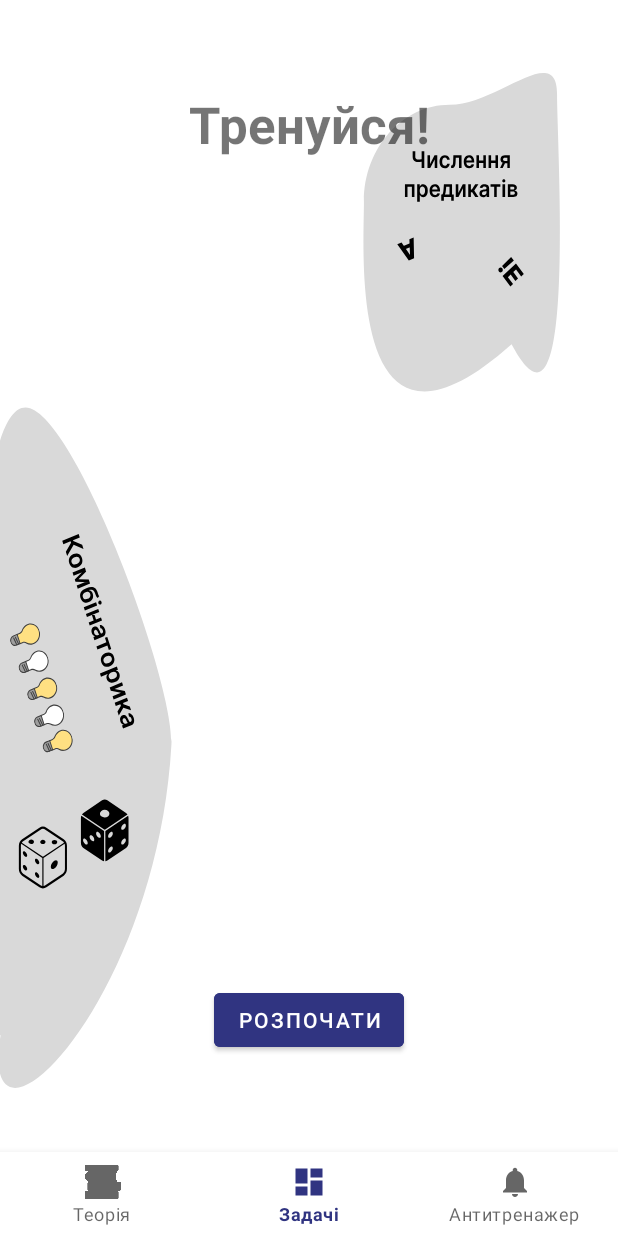
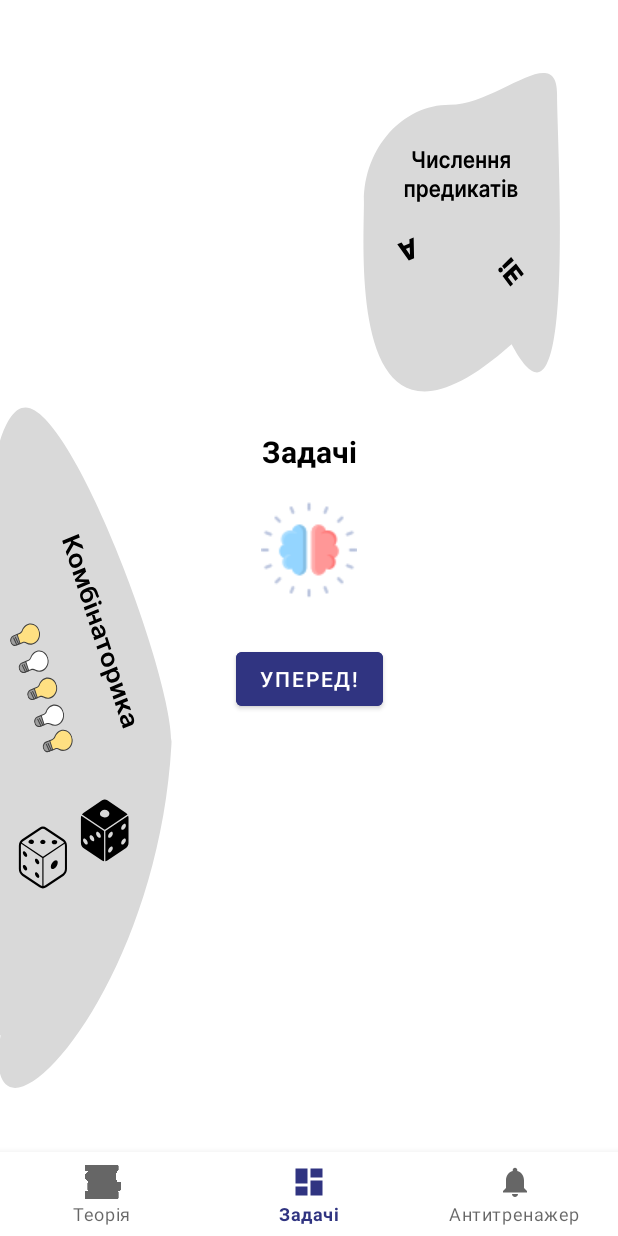
Before and after one commit to Serdiuk-Andrii/DiscMath, an Android app: the StartQuizzesFragment screen opened through its navigation route, on a phone screen of 412 x 824 dp. Run offline under Robolectric (Android 15) with nearby library versions, the phone set to English and light mode, and no system bars; our stand-ins replace navigation-ui.

Commit message:
Improve the design skeleton

```diff
--- a/app/src/main/res/layout/fragment_start_quizzes.xml
+++ b/app/src/main/res/layout/fragment_start_quizzes.xml
@@ -12,23 +12,39 @@
         android:id="@+id/text_training_encouragement"
         android:layout_width="wrap_content"
         android:layout_height="wrap_content"
-        android:layout_marginTop="60dp"
+        android:layout_marginBottom="20dp"
         android:text="@string/training_encouragement"
-        android:textSize="34sp"
+        android:textColor="@color/black"
         android:textStyle="bold"
+        android:textSize="20sp"
+        app:layout_constraintBottom_toTopOf="@+id/quiz_image"
+        app:layout_constraintEnd_toEndOf="parent"
+        app:layout_constraintStart_toStartOf="parent" />
+
+    <ImageView
+        android:id="@+id/quiz_image"
+        android:layout_width="wrap_content"
+        android:layout_height="wrap_content"
+        android:src="@drawable/brain"
+        app:layout_constraintBottom_toBottomOf="parent"
         app:layout_constraintEnd_toEndOf="parent"
         app:layout_constraintStart_toStartOf="parent"
-        app:layout_constraintTop_toTopOf="parent" />
+        app:layout_constraintTop_toTopOf="parent"
+
+        app:layout_constraintVertical_bias="0.44" />
 
     <Button
         android:id="@+id/button_start_training"
         android:layout_width="wrap_content"
         android:layout_height="wrap_content"
-        android:layout_marginBottom="120dp"
+        android:layout_marginTop="30dp"
         android:backgroundTint="@color/primary"
-        android:text="@string/start_training_button_text"
-        app:layout_constraintBottom_toBottomOf="parent"
+        android:textColor="@color/white"
+        android:text="@string/lets_go"
         app:layout_constraintEnd_toEndOf="parent"
-        app:layout_constraintStart_toStartOf="parent" />
+        app:layout_constraintStart_toStartOf="parent"
+        app:layout_constraintTop_toBottomOf="@+id/quiz_image" />
+
+
 
 </androidx.constraintlayout.widget.ConstraintLayout>
--- a/app/src/main/res/values/strings.xml
+++ b/app/src/main/res/values/strings.xml
@@ -9,7 +9,7 @@
     <string name="pdfTypeTitle">Переглянути в PDF</string>
     <string name="pdf_icon_description">PDF</string>
     <string name="video_icon_description">Значок відео</string>
-    <string name="training_encouragement">Тренуйся!</string>
+    <string name="training_encouragement">Задачі</string>
     <string name="start_training_button_text">Розпочати</string>
     <string name="app_logo_splash_screen">App logo splash screen</string>
     <string name="all_sections_training_type_title">Усі теми</string>
```
Also changed, not shown: app/src/main/res/layout/fragment_assistant.xml (+22 -10 lines), app/src/main/res/layout/fragment_learning.xml (+7 -10 lines), app/src/main/res/drawable/brain.png (added), app/src/main/res/drawable/lazy.png (added).
